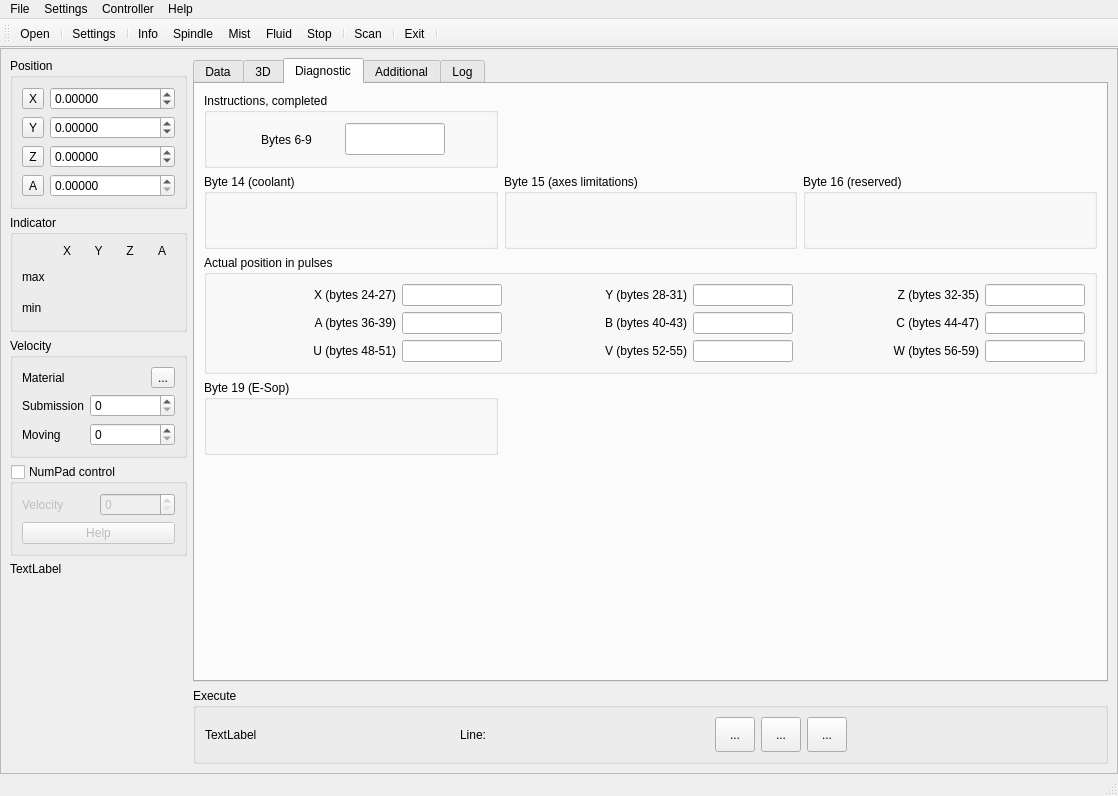
Above: sources/forms/MainWindow.ui from eduard-x/cnc-qt before the change. Below: the same form after it.
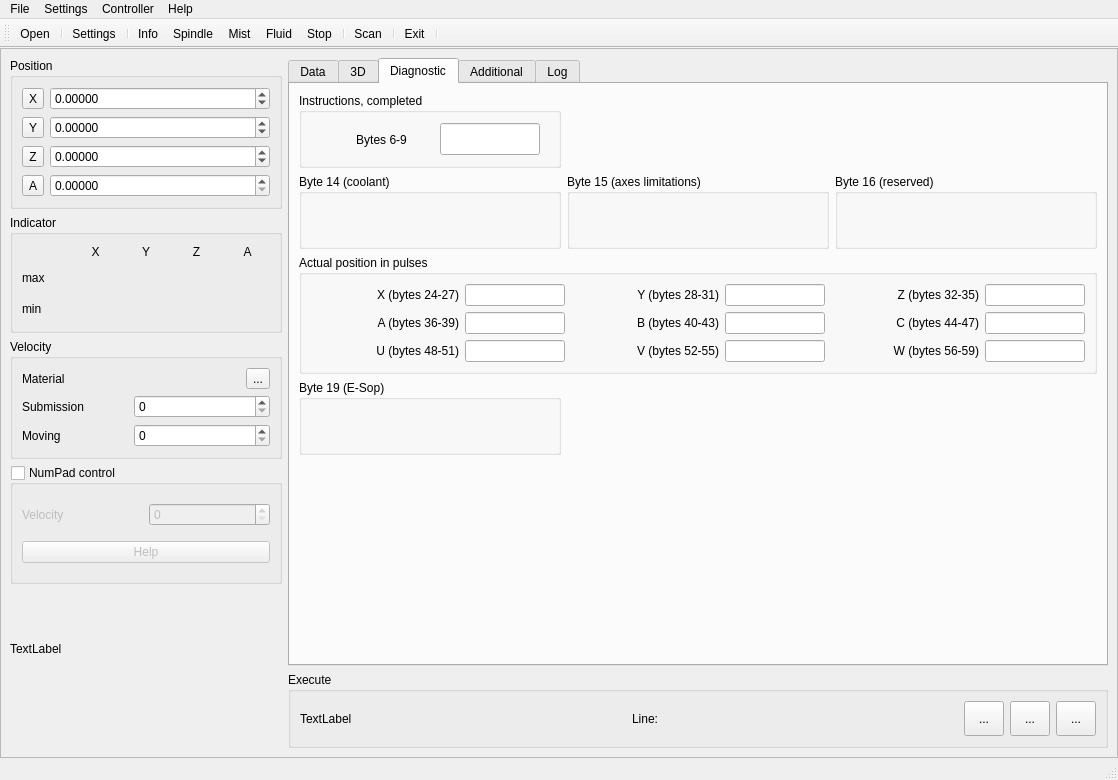
That is the form after the change. The open tabs and pages were chosen to show the change. Icons and pictures are not drawn.

```diff
--- a/sources/forms/MainWindow.ui
+++ b/sources/forms/MainWindow.ui
@@ -7,7 +7,7 @@
     <x>0</x>
     <y>0</y>
     <width>1118</width>
-    <height>796</height>
+    <height>780</height>
    </rect>
   </property>
   <property name="sizePolicy">
@@ -16,6 +16,12 @@
     <verstretch>0</verstretch>
    </sizepolicy>
   </property>
+  <property name="maximumSize">
+   <size>
+    <width>16777215</width>
+    <height>16777215</height>
+   </size>
+  </property>
   <property name="iconSize">
    <size>
     <width>32</width>
@@ -483,6 +489,9 @@
            <property name="orientation">
             <enum>Qt::Vertical</enum>
            </property>
+           <property name="sizeType">
+            <enum>QSizePolicy::Minimum</enum>
+           </property>
            <property name="sizeHint" stdset="0">
             <size>
              <width>20</width>
@@ -958,7 +967,7 @@
                </property>
                <property name="minimumSize">
                 <size>
-                 <width>200</width>
+                 <width>150</width>
                  <height>75</height>
                 </size>
                </property>
@@ -1051,6 +1060,12 @@
                <layout class="QGridLayout" name="gridLayout_18">
                 <item row="0" column="1">
                  <widget class="QLineEdit" name="lineXpulses">
+                  <property name="sizePolicy">
+                   <sizepolicy hsizetype="Minimum" vsizetype="Fixed">
+                    <horstretch>0</horstretch>
+                    <verstretch>0</verstretch>
+                   </sizepolicy>
+                  </property>
                   <property name="minimumSize">
                    <size>
                     <width>75</width>
@@ -1070,6 +1085,12 @@
                 </item>
                 <item row="0" column="3">
                  <widget class="QLineEdit" name="lineYpulses">
+                  <property name="sizePolicy">
+                   <sizepolicy hsizetype="Minimum" vsizetype="Fixed">
+                    <horstretch>0</horstretch>
+                    <verstretch>0</verstretch>
+                   </sizepolicy>
+                  </property>
                   <property name="minimumSize">
                    <size>
                     <width>75</width>
@@ -1089,6 +1110,12 @@
                 </item>
                 <item row="0" column="0">
                  <widget class="QLabel" name="label_4">
+                  <property name="sizePolicy">
+                   <sizepolicy hsizetype="Minimum" vsizetype="Preferred">
+                    <horstretch>0</horstretch>
+                    <verstretch>0</verstretch>
+                   </sizepolicy>
+                  </property>
                   <property name="text">
                    <string>X (bytes 24-27)</string>
                   </property>
@@ -1118,6 +1145,12 @@
                 </item>
                 <item row="0" column="2">
                  <widget class="QLabel" name="label_5">
+                  <property name="sizePolicy">
+                   <sizepolicy hsizetype="Minimum" vsizetype="Preferred">
+                    <horstretch>0</horstretch>
+                    <verstretch>0</verstretch>
+                   </sizepolicy>
+                  </property>
                   <property name="text">
                    <string>Y (bytes 28-31)</string>
                   </property>
@@ -1128,6 +1161,12 @@
                 </item>
                 <item row="0" column="4">
                  <widget class="QLabel" name="label_6">
+                  <property name="sizePolicy">
+                   <sizepolicy hsizetype="Minimum" vsizetype="Preferred">
+                    <horstretch>0</horstretch>
+                    <verstretch>0</verstretch>
+                   </sizepolicy>
+                  </property>
                   <property name="text">
                    <string>Z (bytes 32-35)</string>
                   </property>
@@ -1138,6 +1177,12 @@
                 </item>
                 <item row="1" column="0">
                  <widget class="QLabel" name="label_7">
+                  <property name="sizePolicy">
+                   <sizepolicy hsizetype="Minimum" vsizetype="Preferred">
+                    <horstretch>0</horstretch>
+                    <verstretch>0</verstretch>
+                   </sizepolicy>
+                  </property>
                   <property name="text">
                    <string>A (bytes 36-39)</string>
                   </property>
@@ -1148,6 +1193,12 @@
                 </item>
                 <item row="1" column="1">
                  <widget class="QLineEdit" name="lineApulses">
+                  <property name="sizePolicy">
+                   <sizepolicy hsizetype="Minimum" vsizetype="Fixed">
+                    <horstretch>0</horstretch>
+                    <verstretch>0</verstretch>
+                   </sizepolicy>
+                  </property>
                   <property name="minimumSize">
                    <size>
                     <width>75</width>
@@ -1167,6 +1218,12 @@
                 </item>
                 <item row="1" column="2">
                  <widget class="QLabel" name="label_12">
+                  <property name="sizePolicy">
+                   <sizepolicy hsizetype="Minimum" vsizetype="Preferred">
+                    <horstretch>0</horstretch>
+                    <verstretch>0</verstretch>
+                   </sizepolicy>
+                  </property>
                   <property name="text">
                    <string>B (bytes 40-43)</string>
                   </property>
@@ -1177,6 +1234,12 @@
                 </item>
                 <item row="1" column="4">
                  <widget class="QLabel" name="label_13">
+                  <property name="sizePolicy">
+                   <sizepolicy hsizetype="Minimum" vsizetype="Preferred">
+                    <horstretch>0</horstretch>
+                    <verstretch>0</verstretch>
+                   </sizepolicy>
+                  </property>
                   <property name="text">
                    <string>C (bytes 44-47)</string>
                   </property>
@@ -1187,6 +1250,12 @@
                 </item>
                 <item row="2" column="0">
                  <widget class="QLabel" name="label_17">
+                  <property name="sizePolicy">
+                   <sizepolicy hsizetype="Minimum" vsizetype="Preferred">
+                    <horstretch>0</horstretch>
+                    <verstretch>0</verstretch>
+                   </sizepolicy>
+                  </property>
                   <property name="text">
                    <string>U (bytes 48-51)</string>
                   </property>
@@ -1197,6 +1266,12 @@
                 </item>
                 <item row="2" column="2">
                  <widget class="QLabel" name="label_19">
+                  <property name="sizePolicy">
+                   <sizepolicy hsizetype="Minimum" vsizetype="Preferred">
+                    <horstretch>0</horstretch>
+                    <verstretch>0</verstretch>
+                   </sizepolicy>
+                  </property>
                   <property name="text">
                    <string>V (bytes 52-55)</string>
                   </property>
@@ -1207,6 +1282,12 @@
                 </item>
                 <item row="2" column="4">
                  <widget class="QLabel" name="label_21">
+                  <property name="sizePolicy">
+                   <sizepolicy hsizetype="Minimum" vsizetype="Preferred">
+                    <horstretch>0</horstretch>
+                    <verstretch>0</verstretch>
+                   </sizepolicy>
+                  </property>
                   <property name="text">
                    <string>W (bytes 56-59)</string>
                   </property>
@@ -1217,6 +1298,12 @@
                 </item>
                 <item row="2" column="1">
                  <widget class="QLineEdit" name="lineUpulses">
+                  <property name="sizePolicy">
+                   <sizepolicy hsizetype="Minimum" vsizetype="Fixed">
+                    <horstretch>0</horstretch>
+                    <verstretch>0</verstretch>
+                   </sizepolicy>
+                  </property>
                   <property name="minimumSize">
                    <size>
                     <width>75</width>
@@ -1236,6 +1323,12 @@
                 </item>
                 <item row="2" column="3">
                  <widget class="QLineEdit" name="lineVpulses">
+                  <property name="sizePolicy">
+                   <sizepolicy hsizetype="Minimum" vsizetype="Fixed">
+                    <horstretch>0</horstretch>
+                    <verstretch>0</verstretch>
+                   </sizepolicy>
+                  </property>
                   <property name="minimumSize">
                    <size>
                     <width>75</width>
@@ -1274,6 +1367,12 @@
                 </item>
                 <item row="1" column="3">
                  <widget class="QLineEdit" name="lineBpulses">
+                  <property name="sizePolicy">
+                   <sizepolicy hsizetype="Minimum" vsizetype="Fixed">
+                    <horstretch>0</horstretch>
+                    <verstretch>0</verstretch>
+                   </sizepolicy>
+                  </property>
                   <property name="minimumSize">
                    <size>
                     <width>75</width>
@@ -1323,7 +1422,7 @@
                </property>
                <property name="minimumSize">
                 <size>
-                 <width>200</width>
+                 <width>150</width>
                  <height>75</height>
                 </size>
                </property>
@@ -1406,7 +1505,7 @@
                </property>
                <property name="minimumSize">
                 <size>
-                 <width>200</width>
+                 <width>150</width>
                  <height>75</height>
                 </size>
                </property>
@@ -1489,7 +1588,7 @@
                </property>
                <property name="minimumSize">
                 <size>
-                 <width>200</width>
+                 <width>150</width>
                  <height>75</height>
                 </size>
                </property>
@@ -1601,6 +1700,12 @@
                   <height>32</height>
                  </rect>
                 </property>
+                <property name="sizePolicy">
+                 <sizepolicy hsizetype="Minimum" vsizetype="Fixed">
+                  <horstretch>0</horstretch>
+                  <verstretch>0</verstretch>
+                 </sizepolicy>
+                </property>
                 <property name="minimumSize">
                  <size>
                   <width>100</width>
@@ -2153,7 +2258,7 @@
          <item>
           <widget class="QGroupBox" name="groupBoxExec">
            <property name="sizePolicy">
-            <sizepolicy hsizetype="Minimum" vsizetype="Preferred">
+            <sizepolicy hsizetype="Minimum" vsizetype="Minimum">
              <horstretch>0</horstretch>
              <verstretch>0</verstretch>
             </sizepolicy>
@@ -2165,7 +2270,7 @@
             <item>
              <widget class="QLabel" name="labelTask">
               <property name="sizePolicy">
-               <sizepolicy hsizetype="MinimumExpanding" vsizetype="Preferred">
+               <sizepolicy hsizetype="Minimum" vsizetype="Preferred">
                 <horstretch>0</horstretch>
                 <verstretch>0</verstretch>
                </sizepolicy>
@@ -2178,7 +2283,7 @@
             <item>
              <widget class="QLabel" name="labelRunFrom">
               <property name="sizePolicy">
-               <sizepolicy hsizetype="MinimumExpanding" vsizetype="Preferred">
+               <sizepolicy hsizetype="Minimum" vsizetype="Preferred">
                 <horstretch>0</horstretch>
                 <verstretch>0</verstretch>
                </sizepolicy>
@@ -2239,19 +2344,6 @@
               </property>
              </widget>
             </item>
-            <item>
-             <spacer name="horizontalSpacer">
-              <property name="orientation">
-               <enum>Qt::Horizontal</enum>
-              </property>
-              <property name="sizeHint" stdset="0">
-               <size>
-                <width>40</width>
-                <height>20</height>
-               </size>
-              </property>
-             </spacer>
-            </item>
            </layout>
           </widget>
          </item>
@@ -2307,7 +2399,14 @@
    <addaction name="menuController"/>
    <addaction name="menuHelp"/>
   </widget>
-  <widget class="QStatusBar" name="statusbar"/>
+  <widget class="QStatusBar" name="statusbar">
+   <property name="sizePolicy">
+    <sizepolicy hsizetype="Minimum" vsizetype="Preferred">
+     <horstretch>0</horstretch>
+     <verstretch>0</verstretch>
+    </sizepolicy>
+   </property>
+  </widget>
   <widget class="QToolBar" name="toolBar">
    <property name="windowTitle">
     <string>File actions</string>
```
Left out of the diff: 152 changed lines with no effect on the pictures.
